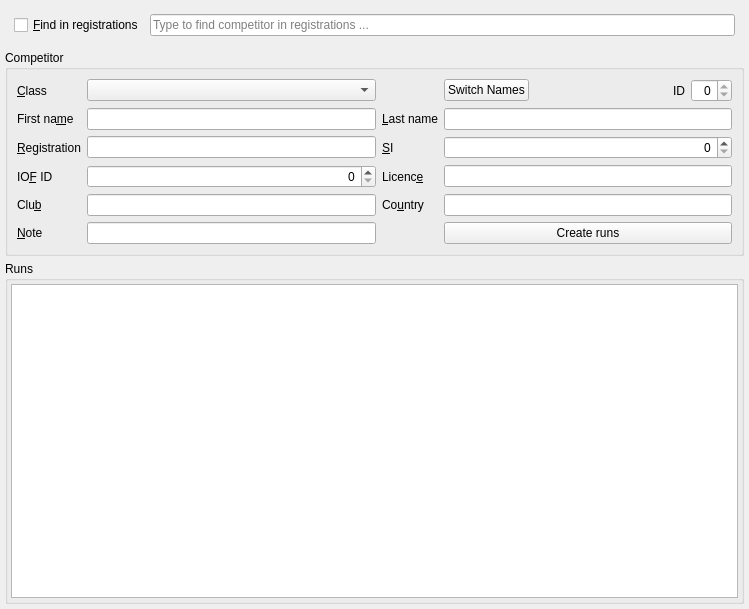
First picture: the form in quickevent/app/quickevent/plugins/Competitors/src/competitorwidget.ui, repository Quick-Box/quickevent, before the edit.
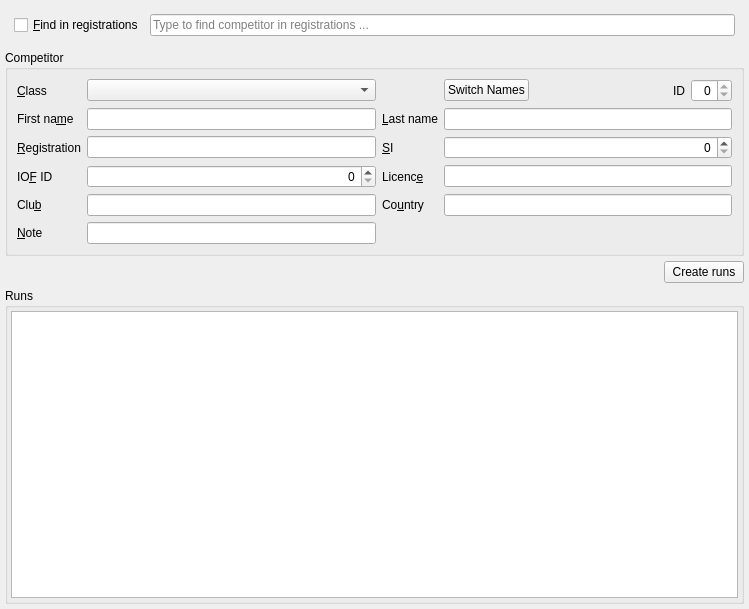
Second picture: the form after the edit. Custom widgets are drawn as their Qt base class.

Commit message: Move "Create runs" button to more visible place

Patch:
```diff
--- a/quickevent/app/quickevent/plugins/Competitors/src/competitorwidget.ui
+++ b/quickevent/app/quickevent/plugins/Competitors/src/competitorwidget.ui
@@ -284,7 +284,25 @@
         </item>
        </layout>
       </item>
-      <item row="6" column="3">
+     </layout>
+    </widget>
+   </item>
+   <item>
+    <layout class="QHBoxLayout" name="horizontalLayout_3">
+     <item>
+      <spacer name="horizontalSpacer_2">
+       <property name="orientation">
+        <enum>Qt::Orientation::Horizontal</enum>
+       </property>
+       <property name="sizeHint" stdset="0">
+        <size>
+         <width>40</width>
+         <height>20</height>
+        </size>
+       </property>
+      </spacer>
+     </item>
+     <item>
        <widget class="QPushButton" name="btCreateRuns">
         <property name="text">
          <string>Create runs</string>
@@ -292,7 +310,6 @@
        </widget>
       </item>
      </layout>
-    </widget>
    </item>
    <item>
     <widget class="QGroupBox" name="groupBox">
```
Lines whose indentation alone changed are shown as unchanged.
